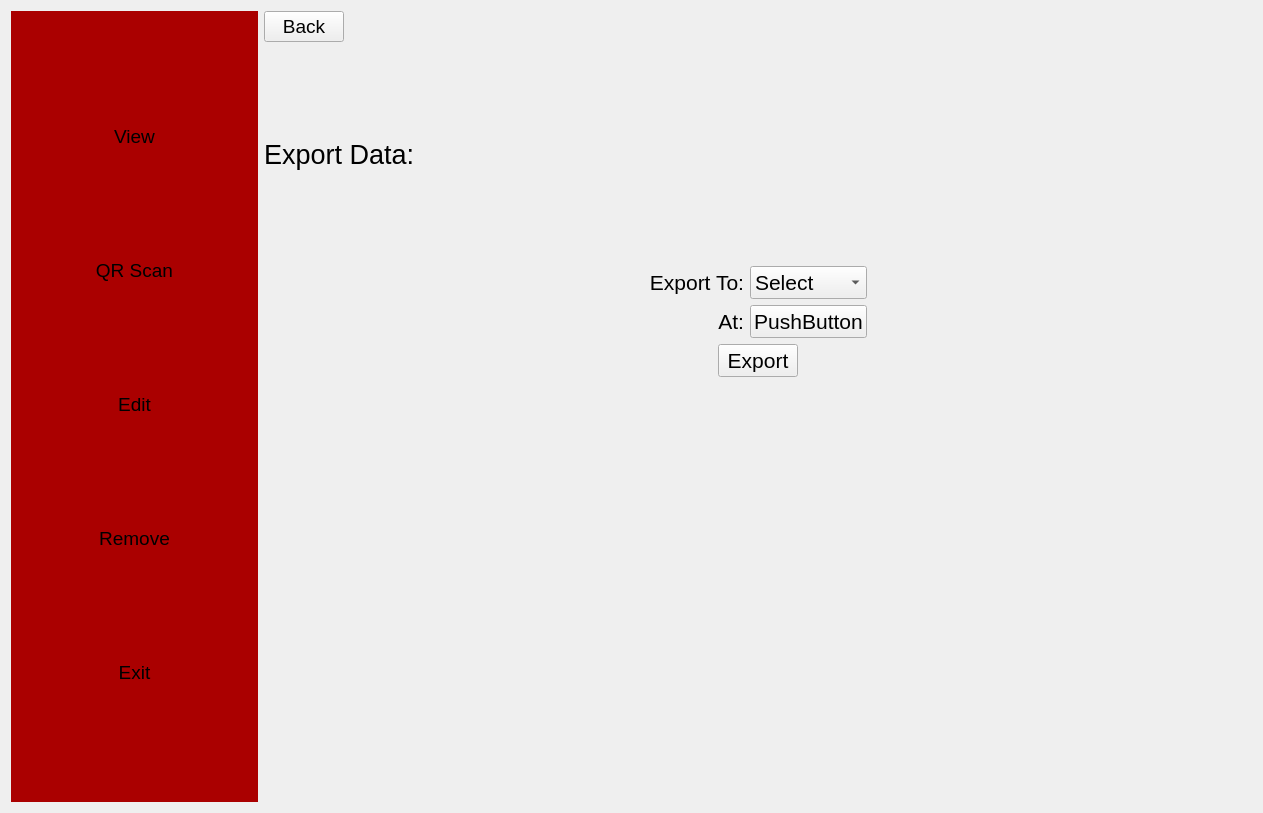
The window that ui/export.ui (pcdshub/stock-management) describes before a commit, drawn with Qt 5.
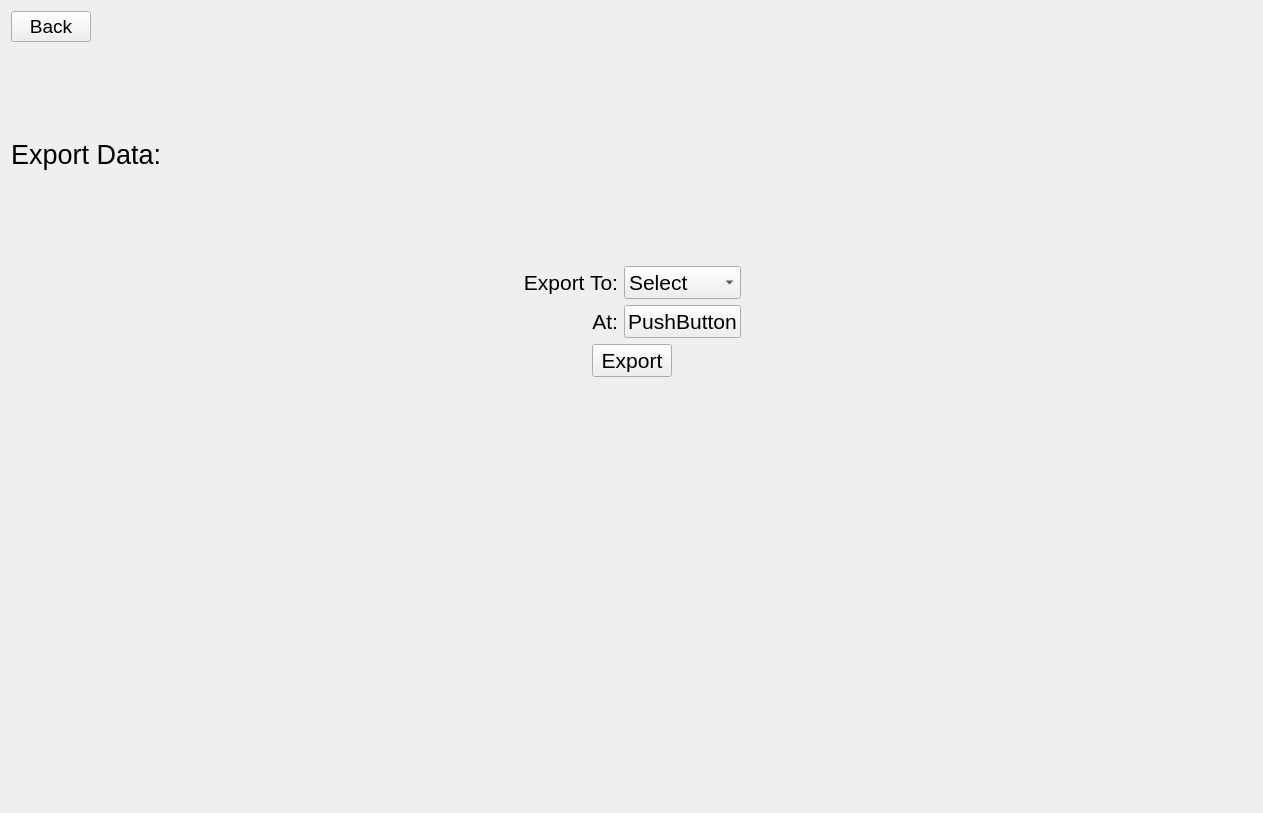
The same window after the commit.

Diff of the .ui file:
```diff
--- a/ui/export.ui
+++ b/ui/export.ui
@@ -16,138 +16,11 @@
     <verstretch>0</verstretch>
    </sizepolicy>
   </property>
-  <layout class="QHBoxLayout" name="horizontalLayout_2" stretch="1,4">
+  <layout class="QVBoxLayout" name="_2" stretch="2,1,0,1,2">
    <property name="sizeConstraint">
     <enum>QLayout::SetMaximumSize</enum>
    </property>
    <item>
-    <widget class="QWidget" name="sideUI" native="true">
-     <property name="font">
-      <font>
-       <weight>50</weight>
-       <bold>false</bold>
-      </font>
-     </property>
-     <property name="styleSheet">
-      <string notr="true">#sideUI {
-       background-color: rgb(170, 0, 0);
-       }</string>
-     </property>
-     <layout class="QVBoxLayout" name="verticalLayout">
-      <item>
-       <widget class="QPushButton" name="view_btn">
-        <property name="font">
-         <font>
-          <pointsize>14</pointsize>
-          <weight>50</weight>
-          <bold>false</bold>
-         </font>
-        </property>
-        <property name="styleSheet">
-         <string notr="true">QPushButton {
-          border-radius: 15;
-          }
-          QPushButton:hover {
-          color: grey;
-          }</string>
-        </property>
-        <property name="text">
-         <string>View</string>
-        </property>
-       </widget>
-      </item>
-      <item>
-       <widget class="QPushButton" name="qr_btn">
-        <property name="font">
-         <font>
-          <pointsize>14</pointsize>
-         </font>
-        </property>
-        <property name="styleSheet">
-         <string notr="true">QPushButton {
-	border-radius: 15;
-}
-QPushButton:hover {
-	color: grey;
-}</string>
-        </property>
-        <property name="text">
-         <string>QR Scan</string>
-        </property>
-       </widget>
-      </item>
-      <item>
-       <widget class="QPushButton" name="edit_btn">
-        <property name="font">
-         <font>
-          <pointsize>14</pointsize>
-          <weight>50</weight>
-          <bold>false</bold>
-         </font>
-        </property>
-        <property name="styleSheet">
-         <string notr="true">QPushButton {
-          border-radius: 15;
-          }
-          QPushButton:hover {
-          color: grey;
-          }</string>
-        </property>
-        <property name="text">
-         <string>Edit</string>
-        </property>
-       </widget>
-      </item>
-      <item>
-       <widget class="QPushButton" name="remove_btn">
-        <property name="font">
-         <font>
-          <pointsize>14</pointsize>
-          <weight>50</weight>
-          <bold>false</bold>
-         </font>
-        </property>
-        <property name="styleSheet">
-         <string notr="true">QPushButton {
-          border-radius: 15;
-          }
-          QPushButton:hover {
-          color: grey;
-          }</string>
-        </property>
-        <property name="text">
-         <string>Remove</string>
-        </property>
-       </widget>
-      </item>
-      <item>
-       <widget class="QPushButton" name="exit_btn">
-        <property name="font">
-         <font>
-          <pointsize>14</pointsize>
-          <weight>50</weight>
-          <bold>false</bold>
-         </font>
-        </property>
-        <property name="styleSheet">
-         <string notr="true">QPushButton {
-          border-radius: 15;
-          }
-          QPushButton:hover {
-          color: grey;
-          }</string>
-        </property>
-        <property name="text">
-         <string>Exit</string>
-        </property>
-       </widget>
-      </item>
-     </layout>
-    </widget>
-   </item>
-   <item>
-    <layout class="QVBoxLayout" name="verticalLayout_3" stretch="2,1,0,1,2">
-     <item>
       <layout class="QHBoxLayout" name="horizontalLayout_3" stretch="0,0">
        <item>
         <widget class="QPushButton" name="back_btn">
@@ -352,8 +225,6 @@
         </size>
        </property>
       </spacer>
-     </item>
-    </layout>
    </item>
   </layout>
  </widget>
```
Lines whose indentation alone changed are shown as unchanged.
